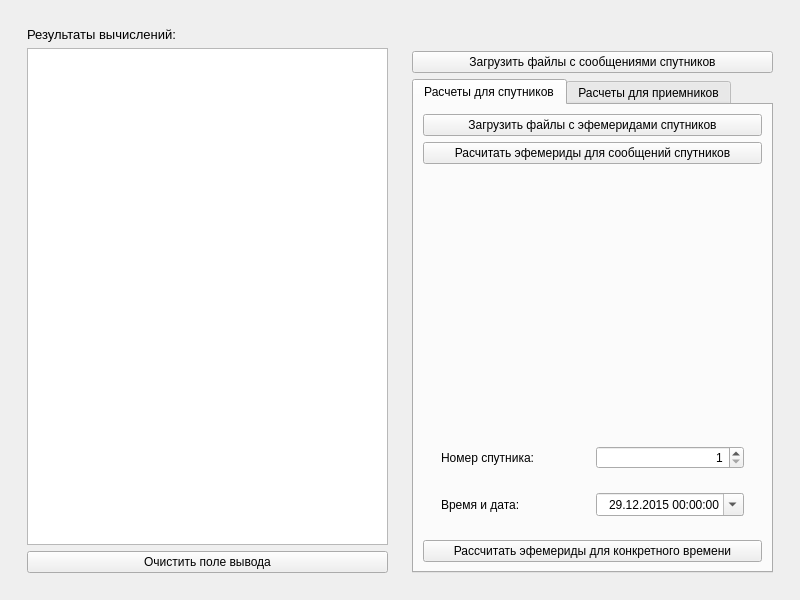
The window that Lab_2/IRTS_2/main_window.ui (StrangeIlia/IntelligentRealTimeSystem) describes before a commit, drawn with Qt 5.
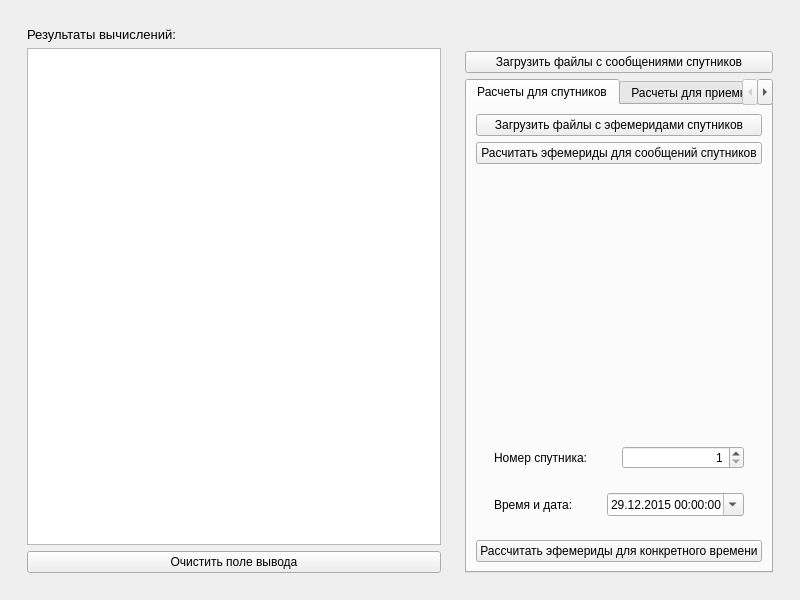
The same window after the commit. The open tabs and pages were chosen to show the change.

The edit to the form file:
```diff
--- a/Lab_2/IRTS_2/main_window.ui
+++ b/Lab_2/IRTS_2/main_window.ui
@@ -52,6 +52,12 @@
        </item>
        <item>
         <widget class="QWidget" name="datetime" native="true">
+         <property name="sizePolicy">
+          <sizepolicy hsizetype="Maximum" vsizetype="Preferred">
+           <horstretch>0</horstretch>
+           <verstretch>0</verstretch>
+          </sizepolicy>
+         </property>
          <layout class="QVBoxLayout" name="verticalLayout">
           <item>
            <spacer name="verticalSpacer_2">
```
Left out of the diff: 2 changed lines with no effect on the pictures.
